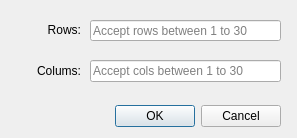
Above: src/ui/wizEditorInsertTableForm.ui from WizTeam/WizQTClient before the change. Below: the same form after it.
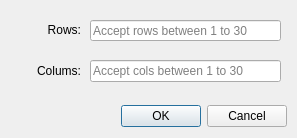
That is the form after the change.

The edit to the form file:
```diff
--- a/src/ui/wizEditorInsertTableForm.ui
+++ b/src/ui/wizEditorInsertTableForm.ui
@@ -16,7 +16,7 @@
   <widget class="QDialogButtonBox" name="buttonBox">
    <property name="geometry">
     <rect>
-     <x>30</x>
+     <x>36</x>
      <y>100</y>
      <width>251</width>
      <height>32</height>
```
